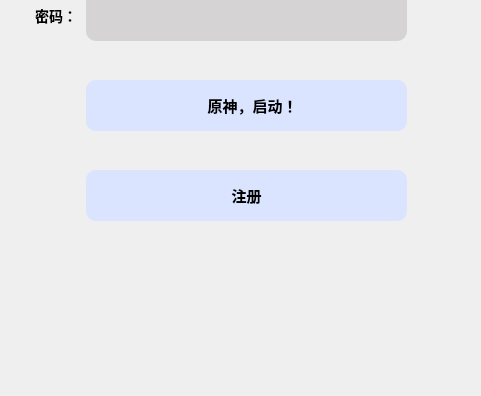
Above: Client/login.ui from BIT-Linpop-DevTeam/LinpopClientDemo before the change; both pictures show x 784 to 1265 and y 430 to 826 of the 1265 by 826 pixel window. Below: the same form after it.
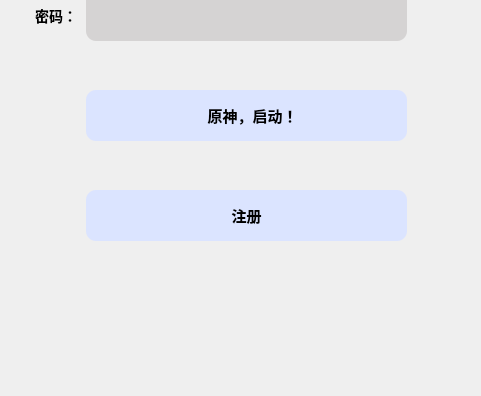
That is the form after the change. Icons and pictures are not drawn.

Commit message: remove unuse ui

```diff
--- a/Client/login.ui
+++ b/Client/login.ui
@@ -260,7 +260,7 @@
     <property name="geometry">
      <rect>
       <x>870</x>
-      <y>600</y>
+      <y>620</y>
       <width>321</width>
       <height>51</height>
      </rect>
@@ -281,7 +281,7 @@
     <property name="geometry">
      <rect>
       <x>870</x>
-      <y>510</y>
+      <y>520</y>
       <width>321</width>
       <height>51</height>
      </rect>
```
The commit also changes 2 other files.
